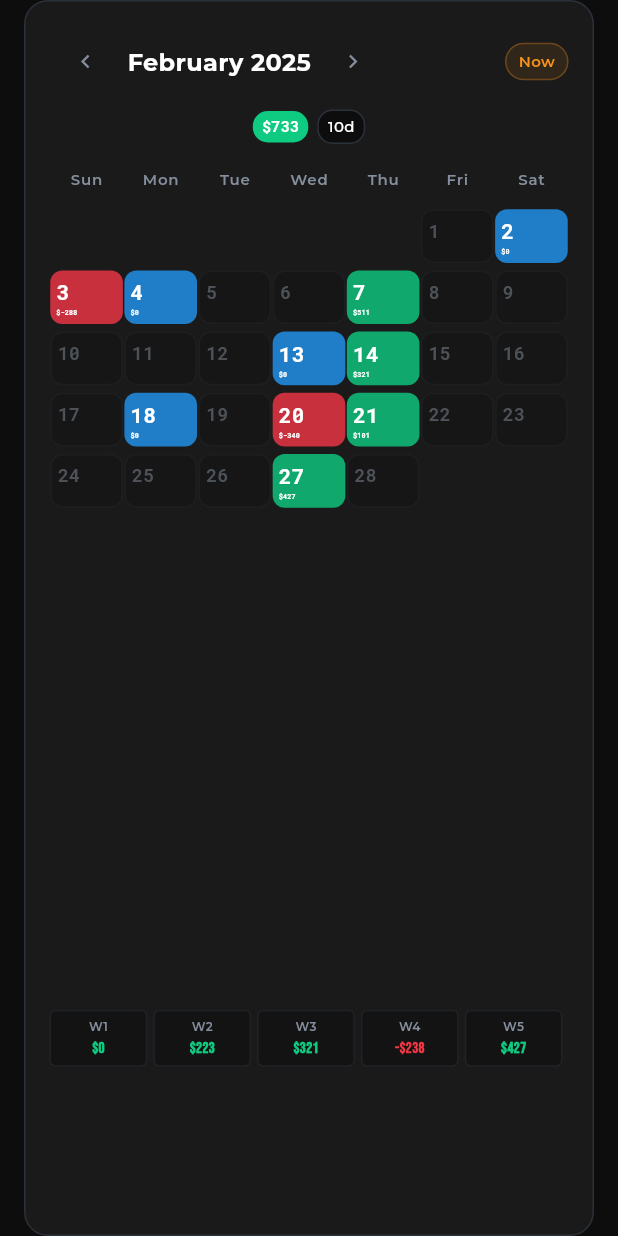
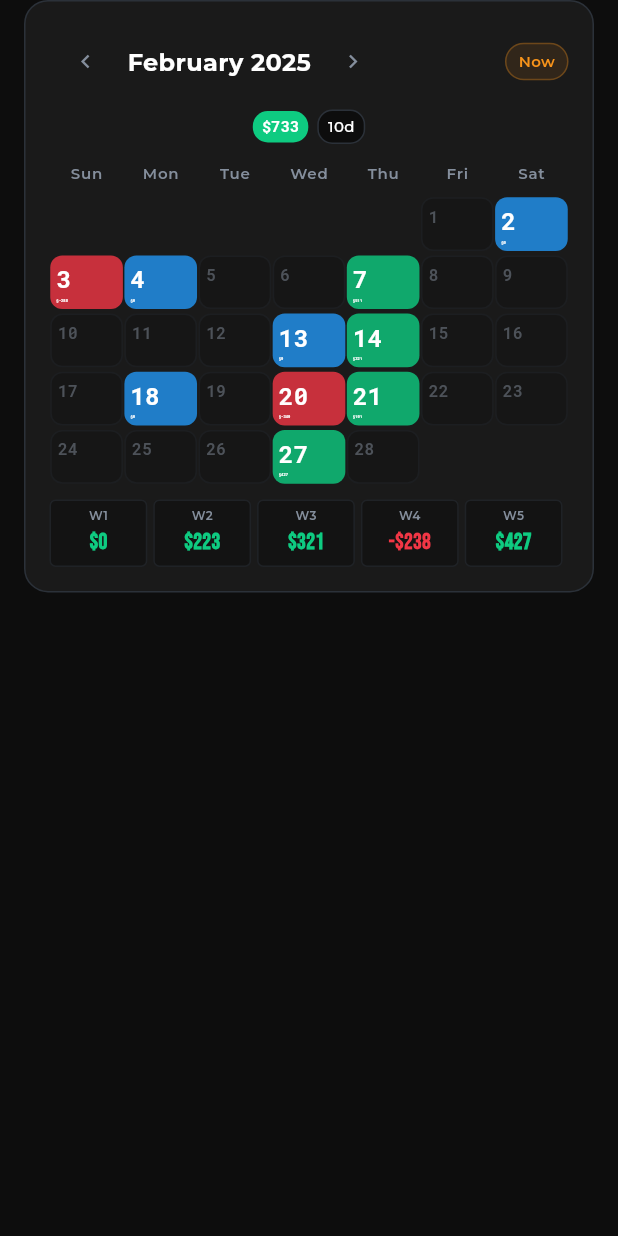
Before and after one commit to jack7141/Trade-up, a Flutter app: the TradingCalendarWidget widget shown alone on an empty page, opened directly, on a phone screen of 412 x 824 dp. Run offline on Flutter 3.47's test engine with Material 3 defaults, Android fonts, the phone set to English and light mode, and no system bars; our stand-ins replace dio, flutter_riverpod, flutter_secure_storage, go_router, google_fonts; accounts and stored records are empty.

Commit message:
Update trading_calendar_widget.dart

```diff
--- a/lib/features/dashboard/widget/trading_calendar_widget.dart
+++ b/lib/features/dashboard/widget/trading_calendar_widget.dart
@@ -55,33 +55,24 @@ class _TradingCalendarWidgetState extends State<TradingCalendarWidget> {
           ],
         ),
         child: Column(
+          mainAxisSize: MainAxisSize.min,
           children: [
             // 헤더
             _buildHeader(isCompact, isFullCalendarScreen),
-            SizedBox(height: isCompact ? 16 : 20),
+            SizedBox(height: isCompact ? 12 : 16),
 
-            // 캘린더와 주간 요약 (반응형) - 컨테이너 크기 제한
+            // 캘린더와 주간 요약 (반응형) - 공백 제거
             if (isCompact)
               // 모바일: 세로 배치
-              Flexible(
-                child: Column(
-                  children: [
-                    Flexible(
-                      flex: 4,
-                      child: _buildCalendar(isCompact, isFullCalendarScreen),
-                    ),
-                    if (!isFullCalendarScreen) ...[
-                      const SizedBox(height: 8),
-                      Flexible(
-                        flex: 1,
-                        child: _buildWeeklySummary(
-                          isCompact,
-                          isFullCalendarScreen,
-                        ),
-                      ),
-                    ],
+              Column(
+                mainAxisSize: MainAxisSize.min,
+                children: [
+                  _buildCalendar(isCompact, isFullCalendarScreen),
+                  if (!isFullCalendarScreen) ...[
+                    const SizedBox(height: 8),
+                    _buildWeeklySummary(isCompact, isFullCalendarScreen),
                   ],
-                ),
+                ],
               )
             else
               // 데스크톱/태블릿: 가로 배치
@@ -392,6 +383,7 @@ class _TradingCalendarWidgetState extends State<TradingCalendarWidget> {
     ).weekday;
 
     return Column(
+      mainAxisSize: MainAxisSize.min,
       children: [
         // 요일 헤더 - 동적 크기
         LayoutBuilder(
@@ -421,7 +413,7 @@ class _TradingCalendarWidgetState extends State<TradingCalendarWidget> {
             );
           },
         ),
-        SizedBox(height: isFullCalendarScreen ? 16 : 12),
+        SizedBox(height: isFullCalendarScreen ? 12 : 8),
 
         // 캘린더 그리드 - 동적 크기 계산
         LayoutBuilder(
@@ -455,10 +447,20 @@ class _TradingCalendarWidgetState extends State<TradingCalendarWidget> {
             );
 
             return Column(
+              mainAxisSize: MainAxisSize.min,
               children: List.generate(6, (weekIndex) {
+                // 빈 주는 건너뛰기
+                final weekHasDays = List.generate(7, (dayIndex) {
+                  final dayNumber =
+                      weekIndex * 7 + dayIndex - firstDayOfWeek + 2;
+                  return dayNumber >= 1 && dayNumber <= daysInMonth;
+                }).any((hasDay) => hasDay);
+
+                if (!weekHasDays) return const SizedBox.shrink();
+
                 return Padding(
                   padding: EdgeInsets.only(
-                    bottom: isFullCalendarScreen ? 6 : 4,
+                    bottom: isFullCalendarScreen ? 3 : 2,
                   ),
                   child: Row(
                     children: List.generate(7, (dayIndex) {
@@ -481,7 +483,7 @@ class _TradingCalendarWidgetState extends State<TradingCalendarWidget> {
                     }),
                   ),
                 );
-              }),
+              }).where((widget) => widget is! SizedBox).toList(),
             );
           },
         ),
@@ -527,7 +529,7 @@ class _TradingCalendarWidgetState extends State<TradingCalendarWidget> {
               day.toString(),
               style: GoogleFonts.robotoMono(
                 color: AppTheme.secondaryText.withOpacity(0.5),
-                fontSize: dayFontSize,
+                fontSize: dayFontSize * 0.9, // 20% 더 크게
                 fontWeight: FontWeight.w600,
               ),
             ),
@@ -578,7 +580,7 @@ class _TradingCalendarWidgetState extends State<TradingCalendarWidget> {
                   day.toString(),
                   style: GoogleFonts.robotoMono(
                     color: Colors.white,
-                    fontSize: (availableHeight * 0.32).clamp(14.0, 22.0),
+                    fontSize: (availableHeight * 0.35).clamp(16.0, 26.0),
                     fontWeight: FontWeight.bold,
                   ),
                 ),
@@ -602,9 +604,9 @@ class _TradingCalendarWidgetState extends State<TradingCalendarWidget> {
                                   : '\$${tradingDay.pnl}',
                               style: GoogleFonts.robotoMono(
                                 color: Colors.white,
-                                fontSize: (availableHeight * 0.28).clamp(
-                                  12.0,
-                                  18.0,
+                                fontSize: (availableHeight * 0.32).clamp(
+                                  14.0,
+                                  22.0,
                                 ),
                                 fontWeight: FontWeight.bold,
                               ),
@@ -614,14 +616,14 @@ class _TradingCalendarWidgetState extends State<TradingCalendarWidget> {
                         ),
 
                         // 거래 수 (공간이 충분할 때만)
-                        if (availableHeight > 70)
+                        if (availableHeight > 60)
                           Text(
                             '${tradingDay.trades} trade${tradingDay.trades > 1 ? 's' : ''}',
                             style: GoogleFonts.montserrat(
                               color: Colors.white.withOpacity(0.9),
-                              fontSize: (availableHeight * 0.22).clamp(
-                                10.0,
-                                16.0,
+                              fontSize: (availableHeight * 0.25).clamp(
+                                11.0,
+                                18.0,
                               ),
                               fontWeight: FontWeight.w500,
                             ),
@@ -630,14 +632,14 @@ class _TradingCalendarWidgetState extends State<TradingCalendarWidget> {
                           ),
 
                         // 승률 (공간이 매우 충분할 때만)
-                        if (availableHeight > 90 && tradingDay.winRate != null)
+                        if (availableHeight > 80 && tradingDay.winRate != null)
                           Text(
                             '${tradingDay.winRate!.toStringAsFixed(0)}%',
                             style: GoogleFonts.montserrat(
                               color: Colors.white.withOpacity(0.9),
-                              fontSize: (availableHeight * 0.2).clamp(
-                                9.0,
-                                14.0,
+                              fontSize: (availableHeight * 0.22).clamp(
+                                10.0,
+                                16.0,
                               ),
                               fontWeight: FontWeight.w500,
                             ),
@@ -666,9 +668,9 @@ class _TradingCalendarWidgetState extends State<TradingCalendarWidget> {
                                         : '\$${tradingDay.pnl}'),
                               style: GoogleFonts.robotoMono(
                                 color: Colors.white,
-                                fontSize: (availableHeight * 0.35).clamp(
-                                  10.0,
-                                  16.0,
+                                fontSize: (availableHeight * 0.4).clamp(
+                                  12.0,
+                                  18.0,
                                 ),
                                 fontWeight: FontWeight.bold,
                               ),
@@ -678,14 +680,14 @@ class _TradingCalendarWidgetState extends State<TradingCalendarWidget> {
                         ),
 
                         // 거래 수를 축약 형태로
-                        if (availableHeight > 45)
+                        if (availableHeight > 40)
                           Text(
                             '${tradingDay.trades}T',
                             style: GoogleFonts.montserrat(
                               color: Colors.white.withOpacity(0.9),
-                              fontSize: (availableHeight * 0.25).clamp(
-                                8.0,
-                                13.0,
+                              fontSize: (availableHeight * 0.28).clamp(
+                                9.0,
+                                15.0,
                               ),
                               fontWeight: FontWeight.w500,
                             ),
@@ -756,7 +758,7 @@ class _TradingCalendarWidgetState extends State<TradingCalendarWidget> {
                                 color: weekData.pnl >= 0
                                     ? AppTheme.positiveColor
                                     : AppTheme.negativeColor,
-                                fontSize: 10,
+                                fontSize: 20,
                                 fontWeight: FontWeight.bold,
                               ),
                               maxLines: 1,
```
